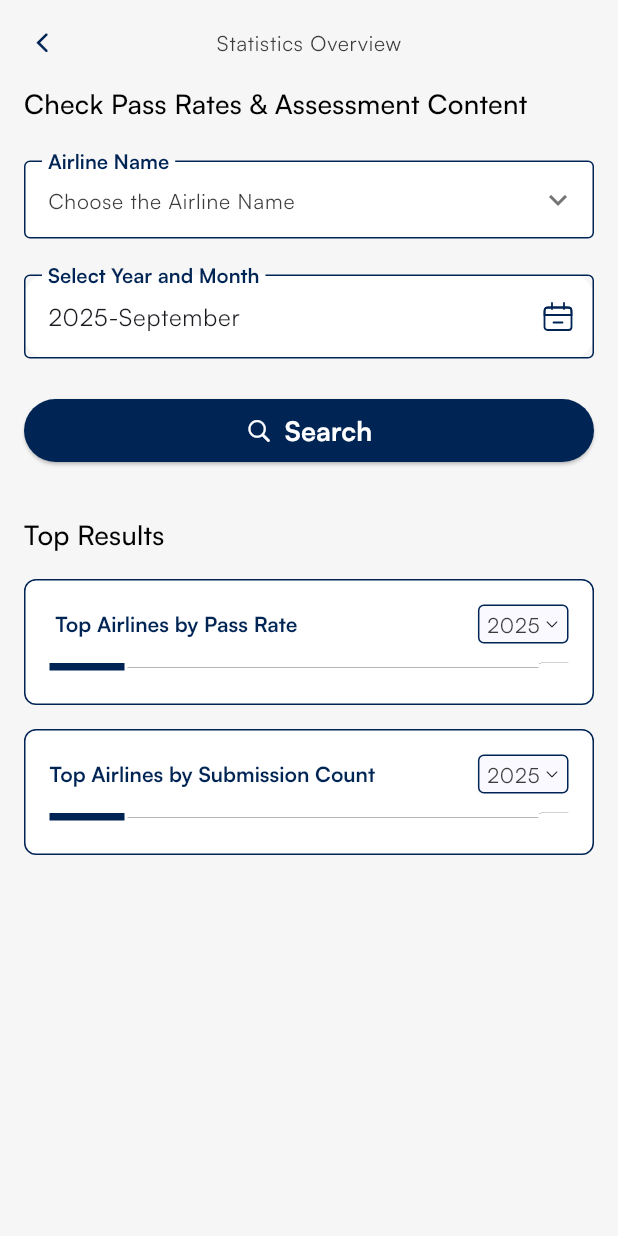
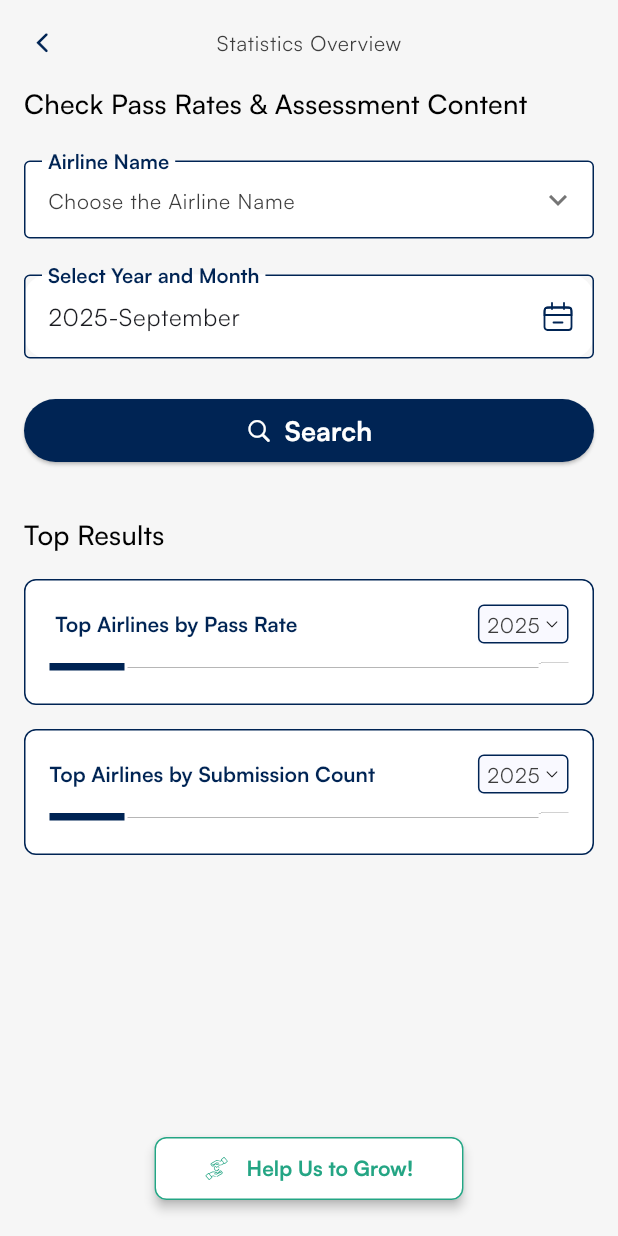
Before and after one commit to shahriartoky0/pass_rate_app, a Flutter app: the StatisticsScreen screen opened by its route, on a phone screen of 412 x 824 dp. Run offline on Flutter 3.47's test engine with Material 3 defaults, Android fonts, the phone set to English and light mode, and no system bars; our stand-ins replace connectivity_plus, device_info_plus, file_picker, flutter_spinkit, flutter_svg, get and 5 more; accounts and stored records are empty; network calls fail; statements that could not run were skipped; project files that could hold a hidden picture were left out.

Commit message:
UI: support page , animation updated

```diff
--- a/lib/core/common/widgets/custom_modal.dart
+++ b/lib/core/common/widgets/custom_modal.dart
@@ -71,6 +71,7 @@ class CustomBottomSheet extends StatelessWidget {
       backgroundColor: Colors.transparent,
       isScrollControlled: isScrollControlled,
       isDismissible: isDismissible,
+      enableDrag: isDismissible,
       sheetAnimationStyle: const AnimationStyle(
         curve: Curves.easeInOut,
         duration: Duration(milliseconds: 300),
--- /dev/null
+++ b/lib/core/common/widgets/floating_support.dart
@@ -0,0 +1,53 @@
+import 'package:flutter/material.dart';
+import 'package:get/get.dart';
+import 'package:pass_rate/core/extensions/context_extensions.dart';
+import '../../config/app_sizes.dart';
+import '../../config/app_strings.dart';
+import '../../design/app_colors.dart';
+import '../../design/app_icons.dart';
+import '../../routes/app_routes.dart';
+import 'custom_svg.dart';
+
+class SupportFloatingWidget extends StatelessWidget {
+  const SupportFloatingWidget({super.key});
+
+  @override
+  Widget build(BuildContext context) {
+    return Container(
+      margin: const EdgeInsets.only(bottom: 24.0),
+      child: Material(
+        elevation: 3,
+        color: Colors.white,
+        borderRadius: BorderRadius.circular(AppSizes.borderRadiusMd),
+
+        // Add borderRadius here
+        child: InkWell(
+          splashColor: AppColors.green.withValues(alpha: 0.1),
+          borderRadius: BorderRadius.circular(AppSizes.borderRadiusMd),
+          onTap: () {
+            Get.toNamed(AppRoutes.supportPage);
+          },
+          child: Container(
+            padding: const EdgeInsets.symmetric(vertical: 4.0, horizontal: 0),
+            width: context.screenWidth * .5,
+            decoration: BoxDecoration(
+              border: Border.all(color: AppColors.green),
+              borderRadius: BorderRadius.circular(AppSizes.borderRadiusMd),
+            ),
+            child: Row(
+              mainAxisAlignment: MainAxisAlignment.center,
+              spacing: 12,
+              children: <Widget>[
+                CustomSvgImage(assetName: AppIcons.helpIcon, color: AppColors.green, height: 32),
+                Text(
+                  AppStrings.helpUsGrow.tr,
+                  style: context.txtTheme.headlineMedium?.copyWith(color: AppColors.green),
+                ),
+              ],
+            ),
+          ),
+        ),
+      ),
+    );
+  }
+}
--- a/lib/core/config/app_constants.dart
+++ b/lib/core/config/app_constants.dart
@@ -2,5 +2,6 @@ class AppConstants {
   AppConstants._();
 
   static const String deviceId = "Device-ID";
-  static const String demoDeviceId = "SDFssdmesdfgntsdfsdfSDFasas";
+  static const String showedTerms = "Showed Terms and Policy";
+  static const String demoDeviceId = "sldxsdfasdfasdflkj434asdfasdasfdasSDssd";
 }
--- a/lib/core/config/app_strings.dart
+++ b/lib/core/config/app_strings.dart
@@ -35,7 +35,7 @@ class AppStrings {
   static const String securePaymentText = 'This will redirect you to secure payment processing.';
   static const String chooseDonationAmount = "Choose donation amount:";
   static const String thankYouForChoosingToDonate = "Thank you for choosing to donate";
-  static const String orACustomAmount =  "Or enter custom amount:";
+  static const String orACustomAmount = "Or enter custom amount:";
   static const String realAssessmentInsights = "Real assessment insights";
   static const String futureReleaseOFPilot = "The future release of Pilot-Recruiter.";
   static const String aDedicatedPlatformWhere =
@@ -57,7 +57,7 @@ class AppStrings {
   static const String chooseAssessmentYear = "Choose the year of assessment";
   static const String whatWasIncludedInYour = "What was included in your assessment?";
   static const String assessment = "Assessment";
-  static const String assessmentList = "Assessment List";
+  static const String whatWasIncludedInYourAssessment = "What was included in your assessment";
   static const String chooseTasks = "Choose tasks";
   static const String pass = "PASS";
   static const String fail = "FAIL";
@@ -110,12 +110,66 @@ class AppStrings {
   static const String token = 'token';
   static const String authToken = 'authToken';
   static const String authTokenExpiry = 'authTokenExpiry';
-  static const String refressToken = 'refressToken';
-  static const String refressTokenExpiry = 'refressTokenExpiry';
 
   // HomePage
   static const String submitAssessment = 'Submit Assessment';
   static const String statistics = 'Statistics';
   static const String yourSubmissions = 'Your Submissions';
   static const String helpUsGrow = 'Help Us to Grow!';
+  static const String termsAndConditions = 'Terms & Policies';
+  static const String iAgreeToTheTerms = 'I agree to the terms and policy';
+
+  // Privacy Policy Default text ===== >
+  static const String privacyPolicyTerms = '''
+**Privacy Policy**
+
+
+Your privacy is important to us. This privacy policy explains how we collect, use, and protect your data when you use our app.
+
+1. **Information We Collect**
+   - **User Input**: We may collect information you provide, such as assessments and submission data, when you interact with the app.
+   - **Anonymous Data**: We may collect non-personally identifiable information, such as usage statistics, to improve the app's performance.
+
+2. **How We Use Your Information**
+   - **Assessments and Submissions**: Your assessments and submissions are stored within the app to help you track and review your past submissions and stats.
+   - **Statistics**: We use the collected data to show aggregate statistics related to assessments.
+   - **Donations**: If you choose to donate through Stripe, your payment details will be processed by Stripe. We do not store your payment information.
+
+3. **Data Sharing**
+   We do not share your data with third parties unless required by law or as necessary to process donations via Stripe.
+
+4. **Security**
+   We take reasonable measures to protect your data, but please note that no method of data transmission over the internet is 100% secure.
+
+5. **Your Rights**
+   Since no personal login or identifiable information is stored in the app, you may opt out of any features or data-sharing interactions through the app's settings.
+
+6. **Changes to This Policy**
+   We may update this privacy policy from time to time. Any changes will be posted in this document with an updated effective date.
+
+**Terms and Conditions**
+
+
+By using this app, you agree to the following terms and conditions.
+
+1. **App Usage**
+   - The app allows users to view assessments, check their submissions, review statistics, and donate to support the app.
+   - You may not misuse the app, including but not limited to attempting to modify, decompile, or reverse-engineer the app.
+
+2. **Donations**
+   - The app provides an option for users to donate to support the app via Stripe.
+   - All donations are processed securely through Stripe, and your payment information is handled by Stripe. We do not store your payment details.
+
+3. **Accuracy of Information**
+   - While we strive to provide accurate and up-to-date information regarding assessments, submissions, and statistics, we do not guarantee the accuracy, completeness, or reliability of the data.
+
+4. **No User Login**
+   - The app does not require user registration or login, and there are no accounts created within the app.
+
+5. **Limitation of Liability**
+   - We are not liable for any damages, including but not limited to loss of data, disruptions to your device, or any indirect, incidental, or consequential damages arising from the use of this app.
+
+6. **Changes to Terms**
+   - We may update these terms at any time. Changes will be effective immediately upon posting within the app.
+''';
 }
--- a/lib/core/config/app_url.dart
+++ b/lib/core/config/app_url.dart
@@ -8,6 +8,7 @@ class AppUrl {
 
   static const String postSubmission = '$baseUrl/submissions';
   static const String makePayment = '$baseUrl/payment/create-payment';
+  static const String policy = '$baseUrl/policy';
 
   static String topAirlinesByPassRate({String? year}) {
     return '$baseUrl/statistics/top-airlines-pass-rate?date=$year';
--- a/lib/core/routes/app_navigation.dart
+++ b/lib/core/routes/app_navigation.dart
@@ -31,21 +31,25 @@ class AppNavigation {
     GetPage<dynamic>(
       name: AppRoutes.homeRoute,
       page: () => const HomePage(),
-      bindings: [HomeBinding()],
+      transition: Transition.zoom,
+      binding: HomeBinding(),
     ),
     GetPage<dynamic>(
       name: AppRoutes.submissionPage,
-      page: () => SubmissionsScreen(),
+      transition: Transition.rightToLeft,
+      page: () => const SubmissionsScreen(),
       binding: SubmissionsBinding(),
     ),
     GetPage<dynamic>(
       name: AppRoutes.supportPage,
+      transition: Transition.downToUp,
       page: () => const SupportScreen(),
       binding: SupportBinding(),
     ),
     GetPage<dynamic>(
       name: AppRoutes.submitAssessment,
-      page: () => SubmitAssessmentScreen(),
+      transition: Transition.upToDown,
+      page: () => const SubmitAssessmentScreen(),
       binding: AssessmentBinding(),
     ),
     GetPage<dynamic>(
@@ -55,7 +59,8 @@ class AppNavigation {
     ),
     GetPage<dynamic>(
       name: AppRoutes.statisticsScreen,
-      page: () => StatisticsScreen(),
+      transition: Transition.leftToRight,
+      page: () => const StatisticsScreen(),
       binding: StatisticsBinding(),
     ),
 
--- a/lib/features/assessment/controllers/assessment_controller.dart
+++ b/lib/features/assessment/controllers/assessment_controller.dart
@@ -8,7 +8,9 @@ import 'package:pass_rate/core/design/app_colors.dart';
 import 'package:pass_rate/core/extensions/strings_extensions.dart';
 import 'package:pass_rate/core/utils/device/device_info.dart';
 import 'package:pass_rate/core/utils/logger_utils.dart';
+import 'package:pass_rate/features/support/screens/support_screen.dart';
 import '../../../core/common/widgets/custom_dropdown.dart';
+import '../../../core/common/widgets/custom_modal.dart';
 import '../../../core/common/widgets/custom_toast.dart';
 import '../../../core/common/widgets/multi_select_drop_down.dart';
 import '../../../core/config/app_url.dart';
@@ -275,6 +277,7 @@ class AssessmentController extends GetxController {
         final String deviceID = await DeviceIdService.getDeviceId() ?? '';
 
         final Map<String, dynamic> submissionData = <String, dynamic>{
+          // "deviceId": deviceID,
           "deviceId": AppConstants.demoDeviceId,
           "airline": selectedAirlineName.value,
           "date": isoFormatString,
@@ -300,8 +303,7 @@ class AssessmentController extends GetxController {
           final SubmissionResponse submissionResponse = SubmissionResponse.fromJson(
             response.jsonResponse ?? <String, dynamic>{},
           );
-
-          await Future<void>.delayed(const Duration(seconds: 2));
+          await Get.toNamed(AppRoutes.supportPage);
           Get.offNamed(AppRoutes.confirmSubmissionPage, arguments: submissionResponse);
         } else {
           ToastManager.show(
--- a/lib/features/splash_screen/controller/first_splash_controller.dart
+++ b/lib/features/splash_screen/controller/first_splash_controller.dart
@@ -61,6 +61,12 @@ class FirstSplashController extends GetxController with GetSingleTickerProviderS
   }
 
   @override
+  void onClose() {
+    animationController.dispose(); // ADD THIS LINE
+    super.onClose();
+  }
+
+  @override
   void dispose() {
     animationController.dispose();
     super.dispose();
--- a/lib/features/statistics/screens/statistics_screen.dart
+++ b/lib/features/statistics/screens/statistics_screen.dart
@@ -1,8 +1,6 @@
 import 'package:flutter/cupertino.dart';
 import 'package:flutter/material.dart';
 import 'package:get/get.dart';
-import 'package:lottie/lottie.dart';
-import 'package:pass_rate/core/common/widgets/custom_modal.dart';
 import 'package:pass_rate/core/common/widgets/custom_svg.dart';
 import 'package:pass_rate/core/config/app_strings.dart';
 import 'package:pass_rate/core/config/app_sizes.dart';
@@ -16,7 +14,7 @@ import 'package:pass_rate/shared/widgets/custom_appbar.dart';
 import 'package:pass_rate/shared/widgets/slide_animation.dart';
 import '../../../core/common/widgets/custom_dropdown.dart';
 import '../../../core/common/widgets/date_picker_field.dart';
-import '../../../core/config/app_asset_path.dart';
+import '../../../core/common/widgets/floating_support.dart';
 import '../../../core/design/app_colors.dart';
 import '../../../core/utils/logger_utils.dart';
 import '../../../shared/widgets/lottie_loader.dart';
@@ -33,6 +31,10 @@ class StatisticsScreen extends GetView<StatisticsController> {
     final AssessmentController assessmentController = Get.put(AssessmentController());
     return Scaffold(
       appBar: CustomAppBar(label: AppStrings.statisticsOverview.tr),
+
+      /// Lower Helping Button ============>
+      floatingActionButtonLocation: FloatingActionButtonLocation.centerDocked,
+      floatingActionButton: const SupportFloatingWidget(),
       body: SingleChildScrollView(
         padding: const EdgeInsets.symmetric(horizontal: AppSizes.md),
         child: Column(
@@ -204,8 +206,7 @@ class StatisticsScreen extends GetView<StatisticsController> {
                 Obx(
                   () => Visibility(
                     visible: controller.isLoadingPassRate.value == false,
-                    replacement:
-                    const LottieLoaderWidget().centered,
+                    replacement: const LottieLoaderWidget().centered,
                     child: statisticsContainer(
                       selectedYear: int.tryParse(controller.filterYearOfPassRate.value),
                       context: context,
@@ -224,8 +225,7 @@ class StatisticsScreen extends GetView<StatisticsController> {
                 Obx(
                   () => Visibility(
                     visible: controller.isLoadingSubmission.value == false,
-                    replacement:
-                    const LottieLoaderWidget().centered,
+                    replacement: const LottieLoaderWidget().centered,
                     child: statisticsContainer(
                       selectedYear: int.tryParse(controller.filterYearOfSubmission.value),
                       context: context,
@@ -241,7 +241,7 @@ class StatisticsScreen extends GetView<StatisticsController> {
               ],
             ),
 
-            const SizedBox(height: AppSizes.xl),
+            const SizedBox(height: AppSizes.xxxL * 2),
           ],
         ),
       ),
--- a/lib/features/submissions/controllers/submissions_controller.dart
+++ b/lib/features/submissions/controllers/submissions_controller.dart
@@ -10,6 +10,7 @@ import '../../../core/config/app_url.dart';
 import '../../../core/design/app_colors.dart';
 import '../../../core/network/network_caller.dart';
 import '../../../core/network/network_response.dart';
+import '../../../core/utils/get_storage.dart';
 import '../../../core/utils/logger_utils.dart';
 
 class SubmissionsController extends GetxController {
--- a/lib/features/submissions/screens/submissions_screen.dart
+++ b/lib/features/submissions/screens/submissions_screen.dart
@@ -6,6 +6,7 @@ import 'package:pass_rate/core/config/app_strings.dart';
 import 'package:pass_rate/core/extensions/context_extensions.dart';
 import 'package:pass_rate/core/extensions/widget_extensions.dart';
 import 'package:pass_rate/shared/widgets/slide_animation.dart';
+import '../../../core/common/widgets/floating_support.dart';
 import '../../../core/design/app_colors.dart';
 import '../../../shared/widgets/custom_appbar.dart' show CustomAppBar;
 import '../../../shared/widgets/lottie_loader.dart';
@@ -20,6 +21,9 @@ class SubmissionsScreen extends GetView<SubmissionsController> {
   Widget build(BuildContext context) {
     return Scaffold(
       appBar: CustomAppBar(label: AppStrings.mySubmission.tr),
+      /// Lower Helping Button ============>
+      floatingActionButtonLocation: FloatingActionButtonLocation.centerDocked,
+      floatingActionButton: const SupportFloatingWidget(),
       body: Padding(
         padding: const EdgeInsets.symmetric(horizontal: AppSizes.md),
         child: Column(
```
Also changed, not shown: lib/features/assessment/screens/confirm_screen.dart (+3 -8 lines), lib/features/assessment/screens/submit_assessment_screen.dart (+4 -4 lines), lib/features/home/controllers/home_controller.dart (+67 -5 lines), lib/features/home/screens/home_page.dart (+3 -44 lines), lib/features/splash_screen/controller/second_splash_controller.dart (+7 -5 lines), lib/core/network/network_service.dart (deleted).
